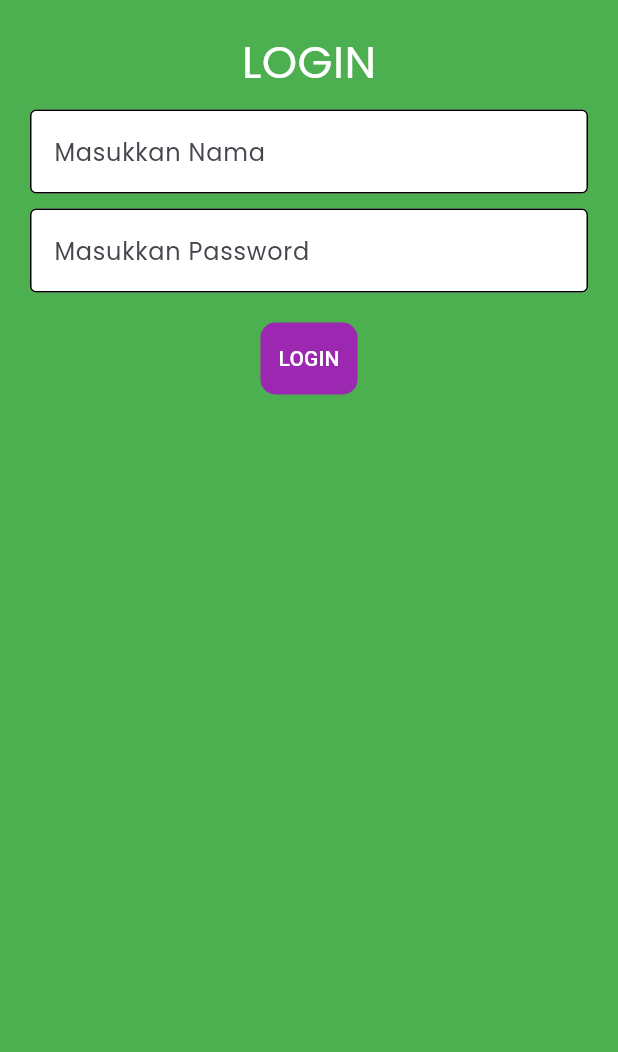
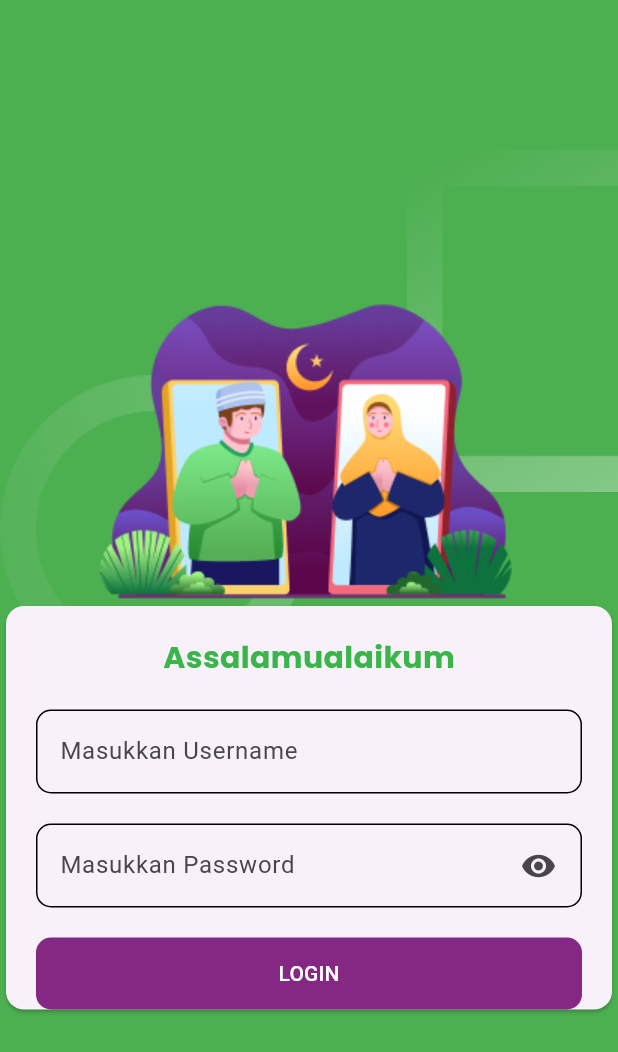
Before and after one commit to PACE1000/MPM_Final_Fix, a Flutter app: the screen it shows after launch, on a phone screen of 412 x 824 dp. Shown: the top 1052 px of the screen. Run offline on Flutter 3.47's test engine with Material 2 defaults, Android fonts, the phone set to English and light mode, and no system bars.

Commit message:
login feature complete

```diff
--- a/challenge/lib/Screen/HomeScreen.dart
+++ b/challenge/lib/Screen/HomeScreen.dart
@@ -15,8 +15,9 @@ class HomeScreen extends StatelessWidget{
           Container(
             padding: EdgeInsets.only(left: 20,right: 20,top: 20),
             child: Text("Selamat Datang, $username",
-            style:TextStyle(color: Colors.white) ,),
+            style:TextStyle(color: Colors.white,fontSize: 30)),
           ),
+
         ],
       ) ,
     );
--- a/challenge/lib/Screen/LoginScreen.dart
+++ b/challenge/lib/Screen/LoginScreen.dart
@@ -12,82 +12,113 @@ class LoginScreen extends StatefulWidget{
 class _LoginScreen extends State<LoginScreen>{
   final TextEditingController username = TextEditingController();
   final TextEditingController password = TextEditingController();
+  bool isPasswordObscure = true;
 
   @override
   Widget build(BuildContext context){
     return Scaffold(
       backgroundColor: Colors.green,
       body:
+      Stack(
+        children: <Widget>[
+            Positioned(
+              right: 0,
+              top: 100,
+              child: Image.asset("images/ic_rectangle.png")),
+
+            Positioned(
+              left: 0,
+              top: 250,
+              child: Image.asset("images/loginpage/ic_ellipse_home.png")),
+
+            Positioned(
+              left: 0,
+              right: 0,
+              top: 200  ,
+              child: Column(
+                children: <Widget>[
+                  Image.asset("images/iv_login.png"),
+                  Card(
+                    child:
+                  //Username
                   Column(
-        children: <Widget>[
-          //Login Text
+                    children: [
+
                     Container(
-            padding: EdgeInsets.only(top: 20,left: 20,right: 20),
-            alignment: Alignment.center,
-            child: Text("LOGIN",style: TextStyle(color: Colors.white,fontSize: 30, fontFamily: 'poppins_r'),),
+                      padding: EdgeInsets.only(top: 20,bottom: 20),
+                      child: Text("Assalamualaikum",
+                      style: TextStyle(color: Color(0xFF39B54A),fontFamily: "poppins_b",fontSize: 20),),
                     ),
 
-          //Username
                     Container(
-            padding: EdgeInsets.only(left: 20,right: 20,top: 10),
-            alignment: Alignment.center,
+                      margin: EdgeInsets.only(left: 20,right: 20),
+                      decoration: BoxDecoration(borderRadius: BorderRadius.circular(10)),
                       child: TextField(
                       controller: username,
                       decoration: InputDecoration(
-                hintText: "Masukkan Nama",
-                hintStyle: TextStyle(
-                  fontFamily: 'poppins_r'),
-                  focusedBorder: OutlineInputBorder(
-                    borderSide: BorderSide(
-                      color: Colors.purple),),
-                    enabledBorder:OutlineInputBorder(
-                      borderSide: BorderSide(
-                        color: Colors.black),),
-                        filled: true,
-                        fillColor: Colors.white,
+                      hintText: "Masukkan Username",
+                      border:OutlineInputBorder(borderSide: BorderSide(color: Colors.black),borderRadius: BorderRadius.circular(10)),
+                      enabledBorder: OutlineInputBorder(borderSide: BorderSide(color: Colors.black),borderRadius: BorderRadius.circular(10)) ),),
                     ),
+
+
+
+                    Container(
+                      margin: EdgeInsets.only(top: 20,left: 20,right: 20),
+                      decoration: BoxDecoration(borderRadius:BorderRadius.all(Radius.circular(10)) ),
+                      child: TextField(
+                      controller: password,
+                      decoration: InputDecoration(
+                      hintText: "Masukkan Password",
+                      border:OutlineInputBorder(borderSide: BorderSide(color: Colors.black),borderRadius: BorderRadius.circular(10),),
+                      enabledBorder: OutlineInputBorder(borderSide: BorderSide(color: Colors.black),borderRadius: BorderRadius.circular(10)),
+                      suffixIcon: IconButton(
+                        padding: EdgeInsets.only(right: 10),
+                        icon: Icon(isPasswordObscure ? Icons.remove_red_eye: Icons.remove_red_eye_outlined),
+                        onPressed: (){
+                          setState(() {
+                            isPasswordObscure = !isPasswordObscure;
+                          });
+                        },
+                      )
+                       ),obscureText: isPasswordObscure,
+
 
                     ),
                     ),
+                    Container(
+                      margin: EdgeInsets.only(
+                        top: 20,
+                        left: 20,
+                        right: 20),
+                      width: double.maxFinite,
+                      decoration: BoxDecoration(
+                        color: Color(0xFF852884),
+                        shape: BoxShape.rectangle,
+                        borderRadius: BorderRadius.all(Radius.circular(10))),
 
-          //Password
-          Container(
-            padding: EdgeInsets.only(left: 20,right: 20,top: 10),
-            child: TextField(
-              decoration: InputDecoration(hintText: "Masukkan Password",hintStyle: TextStyle(fontFamily: 'poppins_r'),
-              focusedBorder:OutlineInputBorder(borderSide: BorderSide(color: Colors.white)),
-              enabledBorder: OutlineInputBorder(borderSide: BorderSide(color: Colors.black)),
-              fillColor: Colors.white,
-              filled: true ),
-              obscureText: true,
-            ),
+                      child:TextButton(
+                        onPressed: (){
+
+                        if(username.text.isEmpty || password.text.isEmpty){
+                          ScaffoldMessenger.of(context).showSnackBar(SnackBar(content: Text("Username / Password Harus Diisi"),backgroundColor: Colors.red,));
+                          return;
+                        }
+
+                        Navigator.push(
+                          context, MaterialPageRoute(builder: (context ){
+                          return HomeScreen(username: username.text);
+                        }));
+                      }, child: Text("LOGIN",
+                      style:TextStyle(color: Colors.white) ,)) ,)
+                  ]
                   ),
 
-          //Button Pindah Home
-          Container(
-  margin: EdgeInsets.all(20),
-
-  decoration: BoxDecoration(borderRadius: BorderRadius.circular(10),color: Colors.purple),
-  child: TextButton(
-    onPressed: () {
-      Navigator.push(context, MaterialPageRoute(
-        builder: (context) {
-          return HomeScreen(username: username.text);
-        },
-      ));
-    },
-    child: Text(
-      "LOGIN",
-      style: TextStyle(color: Colors.white),
-    ),
-    style: TextButton.styleFrom(
-      shape: RoundedRectangleBorder(borderRadius: BorderRadius.circular(10))
                   )
-  ),
+                ],
+              ) )
+        ],
       )
-
-        ],
-      ),
     );
   }
 }
--- a/challenge/pubspec.yaml
+++ b/challenge/pubspec.yaml
@@ -65,6 +65,12 @@ flutter:
       fonts:
         - asset: fonts/poppins/poppins_r.ttf
 
+  assets:
+    - images/ic_rectangle.png
+    - images/ic_ellipse.png
+    - images/iv_login.png
+    - images/loginpage/ic_ellipse_home.png
+
   # To add assets to your application, add an assets section, like this:
   # assets:
   #   - images/a_dot_burr.jpeg
```
Also changed, not shown: challenge/images/ic_ellipse.png (added), challenge/images/ic_rectangle.png (added), challenge/images/iv_login.png (added), challenge/images/loginpage/ic_ellipse_home.png (added). Lines whose indentation alone changed are shown as unchanged.
